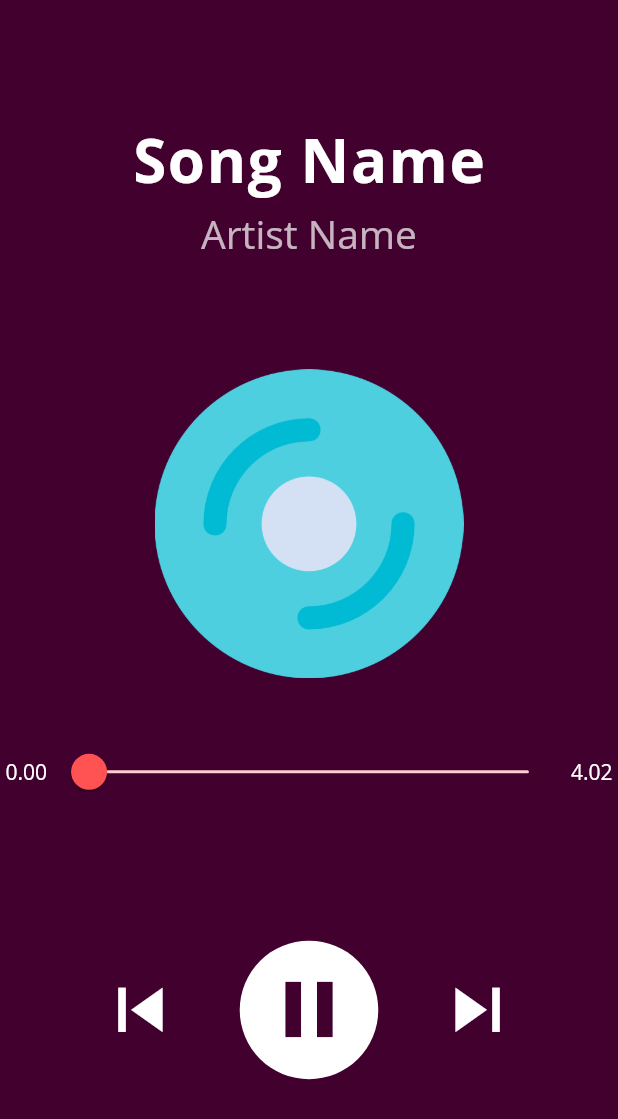
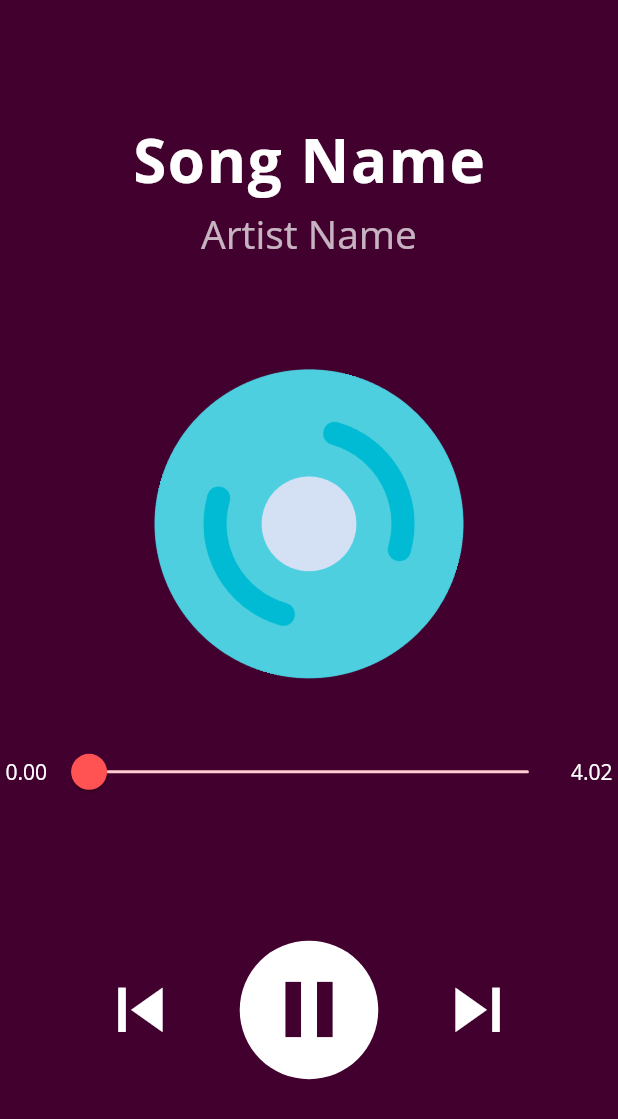
Before and after one commit to adarshbalu/binge_music, a Flutter app: the screen it shows after launch, after a tap on the "play arrow" icon, on a phone screen of 412 x 824 dp. Shown: the top 1119 px of the screen. Run offline on Flutter 3.47's test engine with Material 2 defaults, Android fonts, the phone set to English and light mode, and no system bars; missing offline and left inert: vibrate.

```diff
--- a/lib/screens/home_screen.dart
+++ b/lib/screens/home_screen.dart
@@ -16,6 +16,20 @@ class _HomeScreenState extends State<HomeScreen>
   void initState() {
     super.initState();
     _checkIfVibrate();
+    animationController = AnimationController(
+      vsync: this,
+      duration: Duration(seconds: 5),
+    );
+
+    animationController.repeat();
+  }
+
+  stopRotation() {
+    animationController.stop();
+  }
+
+  startRotation() {
+    animationController.repeat();
   }
 
   _checkIfVibrate() async {
@@ -78,12 +92,21 @@ class _HomeScreenState extends State<HomeScreen>
             height: screenHeight / 21,
           ),
           Center(
+            child: AnimatedBuilder(
+              animation: animationController,
+              builder: (BuildContext context, Widget _widget) {
+                return Transform.rotate(
+                  angle: animationController.value * 6.3,
+                  child: _widget,
+                );
+              },
               child: CircleAvatar(
                 backgroundColor: Colors.transparent,
                 radius: circleRadius,
                 child: Image.asset(
                   'assets/music.png',
                   height: imageSize,
+                ),
               ),
             ),
           ),
@@ -150,12 +173,19 @@ class _HomeScreenState extends State<HomeScreen>
                     onPressed: () {
                       print('play');
                       _getVibration(FeedbackType.light);
+
+                      if (icon == Icons.play_arrow) {
+                        startRotation();
                         setState(() {
-                        if (icon == Icons.play_arrow) {
                           icon = Icons.pause;
-                        } else
+                        });
+                      } else {
+                        setState(() {
                           icon = Icons.play_arrow;
                         });
+
+                        stopRotation();
+                      }
                     },
                     padding: EdgeInsets.all(10),
                     shape: CircleBorder(),
```
Lines whose indentation alone changed are shown as unchanged.
